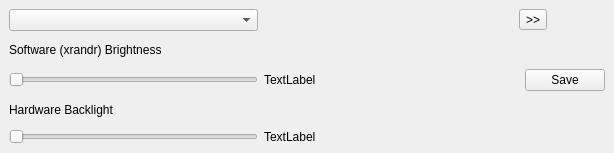
First picture: the form in brightness_small.ui, repository MX-Linux/mx-tweak, before the edit.
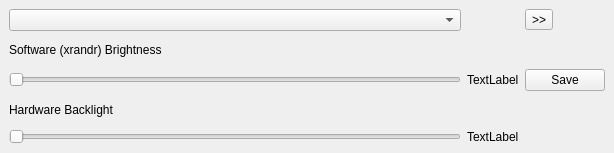
Second picture: the form after the edit.

Commit message: Simplify brightness applet layout objects.

Patch:
```diff
--- a/brightness_small.ui
+++ b/brightness_small.ui
@@ -16,27 +16,29 @@
   <property name="styleSheet">
    <string notr="true"/>
   </property>
-  <widget class="QWidget" name="centralwidget">
-   <layout class="QGridLayout" name="gridLayout_2">
+  <widget class="QWidget">
+   <layout class="QGridLayout">
     <item row="0" column="0">
-     <layout class="QGridLayout" name="gridLayout">
+     <widget class="QComboBox" name="comboDisplay"/>
+    </item>
       <item row="0" column="1">
-       <spacer name="horizontalSpacer">
+     <spacer>
         <property name="orientation">
          <enum>Qt::Horizontal</enum>
         </property>
-        <property name="sizeHint" stdset="0">
-         <size>
-          <width>40</width>
-          <height>20</height>
-         </size>
-        </property>
-       </spacer>
-      </item>
-      <item row="2" column="3">
-       <widget class="QPushButton" name="pushSave">
+     </spacer>
+    </item>
+    <item row="0" column="2">
+     <widget class="QToolButton" name="pushExpandBacklight">
         <property name="text">
-         <string>Save</string>
+       <string>&gt;&gt;</string>
+      </property>
+     </widget>
+    </item>
+    <item row="1" column="0">
+     <widget class="QLabel" name="labelSoftwareBrightness">
+      <property name="text">
+       <string>Software (xrandr) Brightness</string>
         </property>
        </widget>
       </item>
@@ -53,17 +55,17 @@
         </property>
        </widget>
       </item>
-      <item row="1" column="0">
-       <widget class="QLabel" name="labelSoftwareBrightness">
+    <item row="2" column="1">
+     <widget class="QLabel" name="labelBrightness">
         <property name="text">
-         <string>Software (xrandr) Brightness</string>
+       <string>TextLabel</string>
         </property>
        </widget>
       </item>
-      <item row="4" column="1" colspan="2">
-       <widget class="QLabel" name="labelBacklight">
+    <item row="2" column="2">
+     <widget class="QPushButton" name="pushSave">
         <property name="text">
-         <string>TextLabel</string>
+       <string>Save</string>
         </property>
        </widget>
       </item>
@@ -81,24 +83,12 @@
         </property>
        </widget>
       </item>
-      <item row="2" column="1" colspan="2">
-       <widget class="QLabel" name="labelBrightness">
+    <item row="4" column="1" colspan="2">
+     <widget class="QLabel" name="labelBacklight">
         <property name="text">
          <string>TextLabel</string>
         </property>
        </widget>
-      </item>
-      <item row="0" column="2" colspan="2">
-       <widget class="QToolButton" name="pushExpandBacklight">
-        <property name="text">
-         <string>&gt;&gt;</string>
-        </property>
-       </widget>
-      </item>
-      <item row="0" column="0">
-       <widget class="QComboBox" name="comboDisplay"/>
-      </item>
-     </layout>
     </item>
    </layout>
   </widget>
```
Lines whose indentation alone changed are shown as unchanged.
